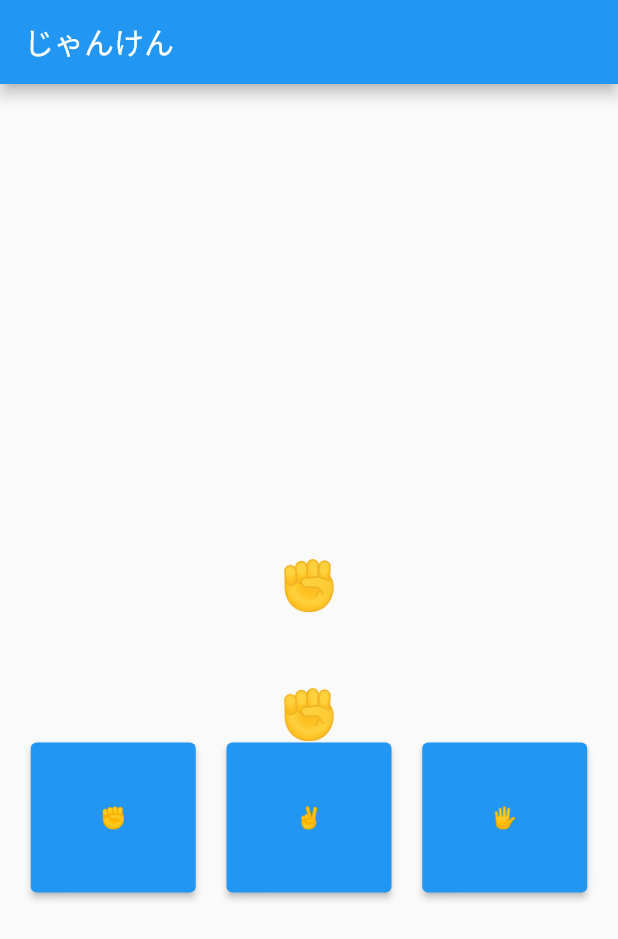
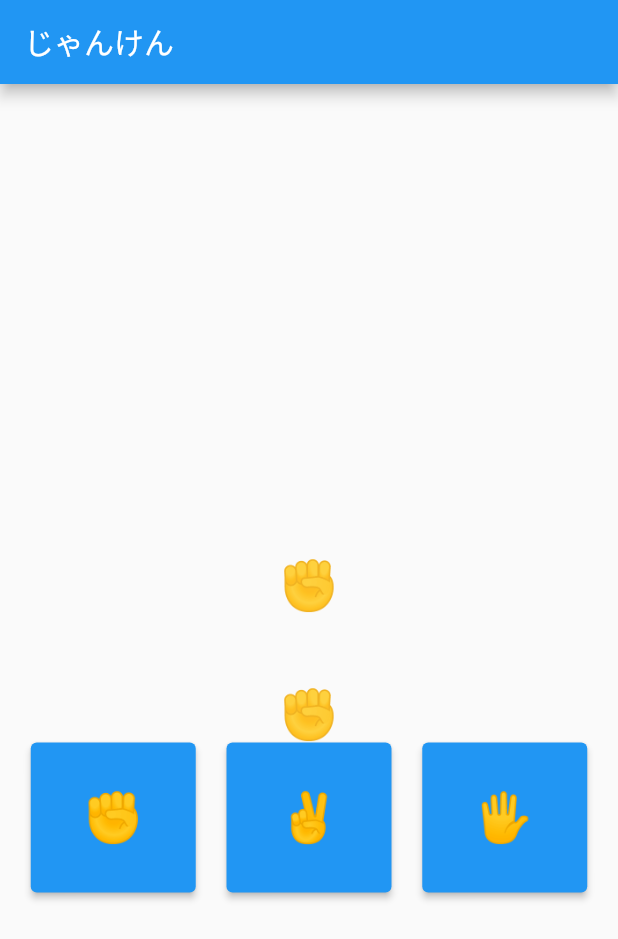
Before and after one commit to shinonome-inc/mobile_erina_basic_flutter, a Flutter app: the screen it shows after launch, on a phone screen of 412 x 824 dp. Shown: the top 939 px of the screen. Run offline on Flutter 3.47's test engine with Material 2 defaults, Android fonts, the phone set to English and light mode, and no system bars.

Commit message:
じゃんけんアプリ作成

```diff
--- a/janken_app/lib/main.dart
+++ b/janken_app/lib/main.dart
@@ -7,6 +7,7 @@ void main() {
 
 class MyApp extends StatelessWidget {
   const MyApp({super.key});
+
   @override
   Widget build(BuildContext context) {
     return MaterialApp(
@@ -21,6 +22,7 @@ class MyApp extends StatelessWidget {
 
 class MyHomePage extends StatefulWidget {
   const MyHomePage({super.key, required this.title});
+
   final String title;
 
   @override
@@ -28,7 +30,6 @@ class MyHomePage extends StatefulWidget {
 }
 
 class _MyHomePageState extends State<MyHomePage> {
-
   String myHand = '✊';
   String yourHands = '✊';
   String result = '';
@@ -41,7 +42,7 @@ class _MyHomePageState extends State<MyHomePage> {
     setState(() {});
   }
 
-  void yourHand(){
+  void yourHand() {
     final randomNumber = Random().nextInt(3);
     // 生成されたランダムな数字を ✊, ✌️, 🖐 に変換して、コンピューターの手に代入します。
     yourHands = randomNumberToHand(randomNumber);
@@ -64,11 +65,9 @@ class _MyHomePageState extends State<MyHomePage> {
   void judge() {
     if (myHand == yourHands) {
       result = '引き分け';
-    } else if (
-        (myHand == '✊' && yourHands == '✌️') ||
+    } else if ((myHand == '✊' && yourHands == '✌️') ||
         (myHand == '✌️' && yourHands == '🖐️') ||
-        (myHand == '🖐️' && yourHands == '✊')
-    ) {
+        (myHand == '🖐️' && yourHands == '✊')) {
       result = '勝ち';
     } else {
       result = '負け';
@@ -79,32 +78,31 @@ class _MyHomePageState extends State<MyHomePage> {
   Widget build(BuildContext context) {
     return Scaffold(
       appBar: AppBar(
-        title: Text('じゃんけん'),
+        title: const Text('じゃんけん'),
       ),
-
       body: Center(
         //ボタン
         child: Column(
           mainAxisAlignment: MainAxisAlignment.center,
-          children:[
+          children: [
             Text(
               result,
-              style: TextStyle(
+              style: const TextStyle(
                 fontSize: 32,
               ),
             ),
-            SizedBox(height: 48),
+            const SizedBox(height: 48),
             Text(
               yourHands,
-              style: TextStyle(
+              style: const TextStyle(
                 fontSize: 32,
               ),
             ),
             // 余白を追加
-            SizedBox(height: 48),
+            const SizedBox(height: 48),
             Text(
               myHand,
-              style: TextStyle(
+              style: const TextStyle(
                 fontSize: 32,
               ),
             ),
@@ -113,30 +111,40 @@ class _MyHomePageState extends State<MyHomePage> {
               children: [
                 ElevatedButton(
                   style: ElevatedButton.styleFrom(
-                fixedSize: Size(110, 100), // ボタンの幅と高さを指定
+                    fixedSize: const Size(110, 100), // ボタンの幅と高さを指定
                   ),
-              onPressed: (){
+                  onPressed: () {
                     selectHand('✊');
                   },
-              child: Text('✊'),
+                  child: const Text(
+                      '✊',
+                      style: TextStyle(fontSize: 32),
+                  ),
+                ),
+
+                ElevatedButton(
+                  style: ElevatedButton.styleFrom(
+                    fixedSize: const Size(110, 100), // ボタンの幅と高さを指定
+                  ),
+                  onPressed: () {
+                    selectHand('✌️');
+                  },
+                  child: const Text(
+                      '✌️',
+                      style: TextStyle(fontSize: 32),
+                  ),
                 ),
                 ElevatedButton(
                   style: ElevatedButton.styleFrom(
-                fixedSize: Size(110, 100), // ボタンの幅と高さを指定
+                    fixedSize: const Size(110, 100), // ボタンの幅と高さを指定
                   ),
-              onPressed: (){
-                selectHand('✌️');
-              },
-              child: Text('✌️'),
-            ),
-            ElevatedButton(
-              style: ElevatedButton.styleFrom(
-                fixedSize: Size(110, 100), // ボタンの幅と高さを指定
-              ),
-              onPressed: (){
+                  onPressed: () {
                     selectHand('🖐️');
                   },
-              child: Text('🖐️'),
+                  child: const Text(
+                      '🖐️',
+                      style: TextStyle(fontSize: 32),
+                  ),
                 ),
               ],
             ),
```
Lines whose indentation alone changed are shown as unchanged.
